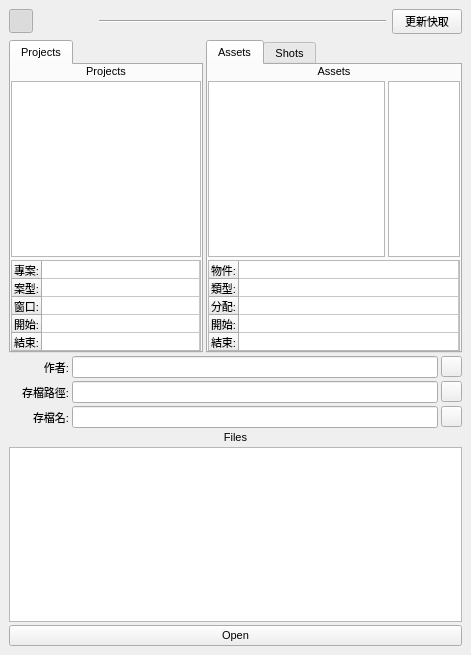
Old version of the form maya_scripts/ui/qt_main_ui.ui in the repository tws0002/scripts.
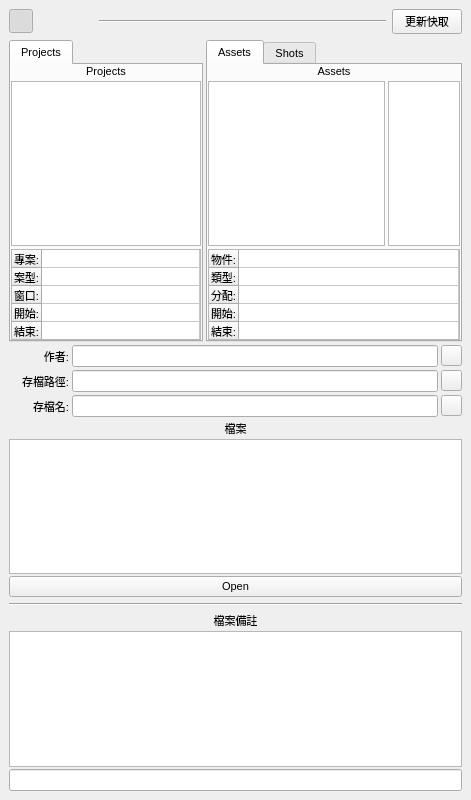
New version of the form. Icons and pictures are not drawn.

What changed in the file:
```diff
--- a/maya_scripts/ui/qt_main_ui.ui
+++ b/maya_scripts/ui/qt_main_ui.ui
@@ -7,7 +7,7 @@
     <x>0</x>
     <y>0</y>
     <width>471</width>
-    <height>655</height>
+    <height>800</height>
    </rect>
   </property>
   <property name="minimumSize">
@@ -19,7 +19,7 @@
   <property name="maximumSize">
    <size>
     <width>620</width>
-    <height>700</height>
+    <height>800</height>
    </size>
   </property>
   <property name="font">
@@ -197,7 +197,14 @@
             </widget>
            </item>
            <item>
-            <widget class="QListWidget" name="project_list"/>
+            <widget class="QListWidget" name="project_list">
+             <property name="minimumSize">
+              <size>
+               <width>0</width>
+               <height>150</height>
+              </size>
+             </property>
+            </widget>
            </item>
            <item>
             <widget class="QTableWidget" name="project_info">
@@ -725,27 +732,106 @@
      <item>
       <layout class="QVBoxLayout" name="file_list_layout">
        <property name="spacing">
-        <number>3</number>
+        <number>6</number>
        </property>
        <item>
-        <widget class="QLabel" name="file_list_label">
-         <property name="text">
-          <string>Files</string>
+        <layout class="QVBoxLayout" name="verticalLayout_6">
+         <property name="spacing">
+          <number>2</number>
          </property>
-         <property name="alignment">
-          <set>Qt::AlignCenter</set>
+         <item>
+          <widget class="QLabel" name="file_list_label">
+           <property name="text">
+            <string>檔案</string>
+           </property>
+           <property name="alignment">
+            <set>Qt::AlignCenter</set>
+           </property>
+          </widget>
+         </item>
+         <item>
+          <widget class="QListWidget" name="file_list">
+           <property name="minimumSize">
+            <size>
+             <width>0</width>
+             <height>0</height>
+            </size>
+           </property>
+           <property name="maximumSize">
+            <size>
+             <width>16777215</width>
+             <height>150</height>
+            </size>
+           </property>
+          </widget>
+         </item>
+         <item>
+          <widget class="QPushButton" name="open_button">
+           <property name="text">
+            <string>Open</string>
+           </property>
+          </widget>
+         </item>
+        </layout>
+       </item>
+       <item>
+        <widget class="Line" name="line">
+         <property name="orientation">
+          <enum>Qt::Horizontal</enum>
          </property>
         </widget>
        </item>
        <item>
-        <widget class="QListWidget" name="file_list"/>
-       </item>
-       <item>
-        <widget class="QPushButton" name="open_button">
-         <property name="text">
-          <string>Open</string>
+        <layout class="QVBoxLayout" name="verticalLayout_7">
+         <property name="spacing">
+          <number>2</number>
          </property>
-        </widget>
+         <property name="topMargin">
+          <number>0</number>
+         </property>
+         <item>
+          <widget class="QLabel" name="note_label">
+           <property name="text">
+            <string>檔案備註</string>
+           </property>
+           <property name="alignment">
+            <set>Qt::AlignCenter</set>
+           </property>
+           <property name="margin">
+            <number>-1</number>
+           </property>
+          </widget>
+         </item>
+         <item>
+          <widget class="QListWidget" name="note_list">
+           <property name="minimumSize">
+            <size>
+             <width>0</width>
+             <height>0</height>
+            </size>
+           </property>
+           <property name="maximumSize">
+            <size>
+             <width>16777215</width>
+             <height>150</height>
+            </size>
+           </property>
+           <property name="toolTip">
+            <string>&lt;html&gt;&lt;head/&gt;&lt;body&gt;&lt;p&gt;&lt;span style=&quot; font-size:10pt;&quot;&gt;這裡會列出&lt;/span&gt;&lt;span style=&quot; font-size:10pt; font-weight:600;&quot;&gt;選擇&lt;/span&gt;&lt;span style=&quot; font-size:10pt;&quot;&gt;的檔案的備註，滑鼠點兩下可以刪除。&lt;/span&gt;&lt;/p&gt;&lt;p&gt;&lt;span style=&quot; font-size:10pt;&quot;&gt;用下面的字框來輸入備註，寫完記得按儲存。&lt;/span&gt;&lt;/p&gt;&lt;/body&gt;&lt;/html&gt;</string>
+           </property>
+           <property name="wordWrap">
+            <bool>true</bool>
+           </property>
+          </widget>
+         </item>
+         <item>
+          <widget class="QLineEdit" name="note">
+           <property name="toolTip">
+            <string>&lt;html&gt;&lt;head/&gt;&lt;body&gt;&lt;p&gt;&lt;span style=&quot; font-size:10pt;&quot;&gt;這邊輸入備註。&lt;/span&gt;&lt;/p&gt;&lt;/body&gt;&lt;/html&gt;</string>
+           </property>
+          </widget>
+         </item>
+        </layout>
        </item>
       </layout>
      </item>
```
Left out of the diff: 23 changed lines with no effect on the pictures.
